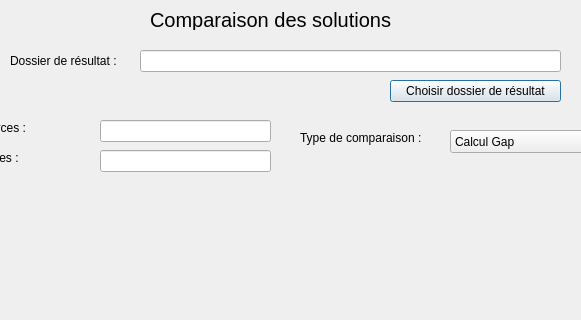
First picture: the form in PRDOrdonancement/comparaisonsolution.ui, repository pierrefervault/PRDOrdonancement, before the edit; both pictures show x 130 to 711 and y 0 to 320 of the 833 by 679 pixel window.
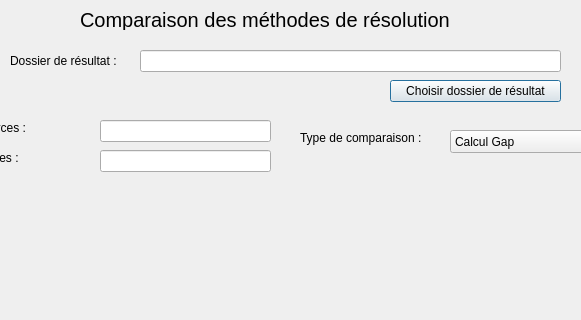
Second picture: the form after the edit.

Commit message: Correction erreur include resultat.h, meilleure structure de classe, comparaison OK avec nbrRessources et nbrMachines fixées.

What changed in the file:
```diff
--- a/PRDOrdonancement/comparaisonsolution.ui
+++ b/PRDOrdonancement/comparaisonsolution.ui
@@ -16,9 +16,9 @@
   <widget class="QLabel" name="titleLabel">
    <property name="geometry">
     <rect>
-     <x>280</x>
+     <x>210</x>
      <y>10</y>
-     <width>281</width>
+     <width>421</width>
      <height>20</height>
     </rect>
    </property>
@@ -28,7 +28,7 @@
     </font>
    </property>
    <property name="text">
-    <string>Comparaison des solutions</string>
+    <string>Comparaison des méthodes de résolution</string>
    </property>
   </widget>
   <widget class="QPushButton" name="choisirDossierPushButton">
```
The commit also changes 24 other files.
